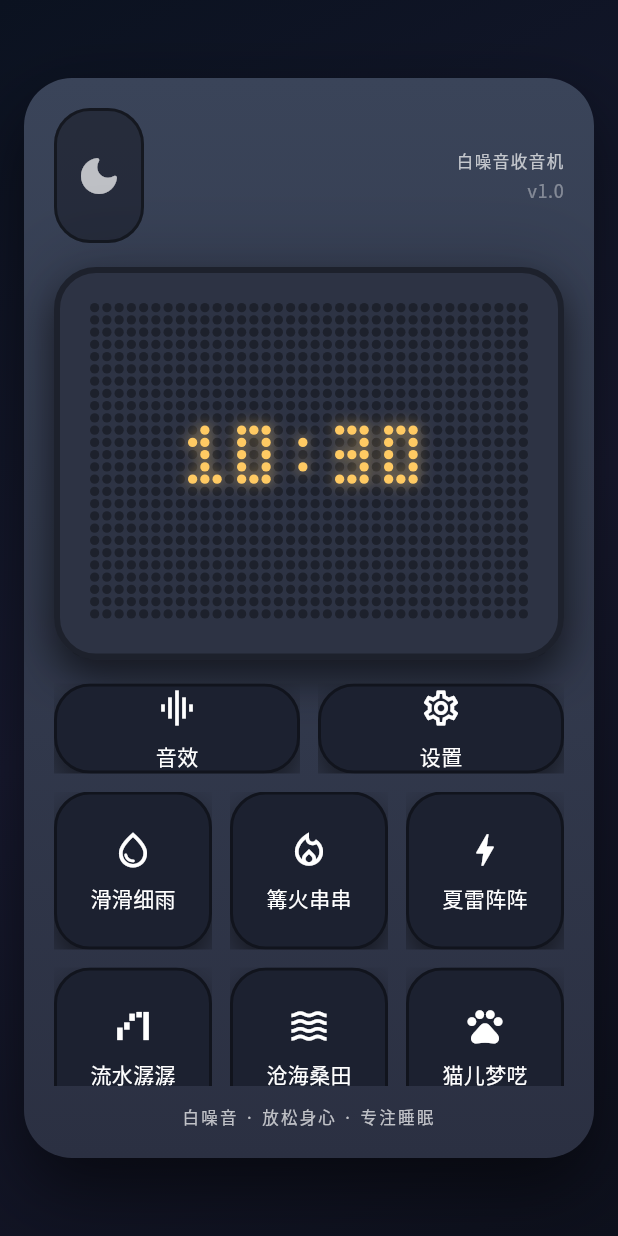
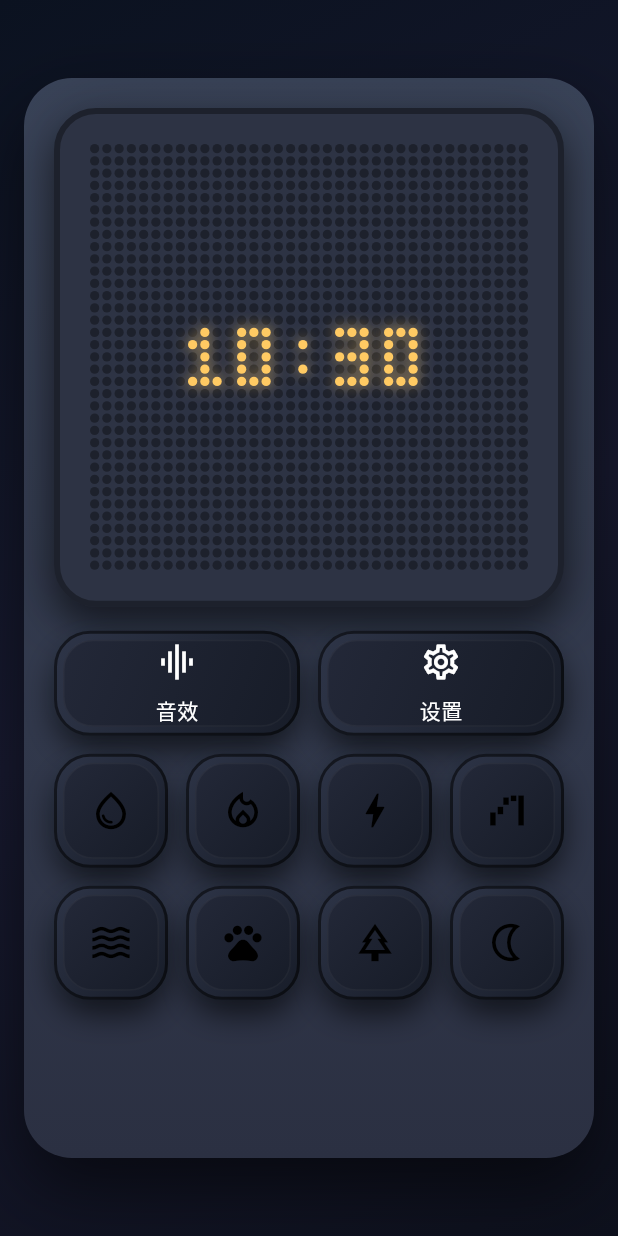
Before and after one commit to Clowrain/sound_box, a Flutter app: the screen it shows after launch, on a phone screen of 412 x 824 dp. Run offline on Flutter 3.47's test engine with Material 3 defaults, Android fonts, the phone set to English and light mode, and no system bars; project files that could hold a hidden picture were left out.

Commit message:
feat: 优化主页布局，移除冗余组件，添加呼吸图标效果

```diff
--- a/lib/features/home/home_page.dart
+++ b/lib/features/home/home_page.dart
@@ -1,6 +1,8 @@
 import 'dart:async';
 
+import 'package:flutter/foundation.dart';
 import 'package:flutter/material.dart';
+import 'package:flutter/scheduler.dart';
 import 'package:provider/provider.dart';
 import 'package:sound_box/app.dart';
 import 'package:sound_box/features/home/widgets/dot_matrix_clock.dart';
@@ -130,8 +132,6 @@ class _PortraitLayout extends StatelessWidget {
     return Column(
       crossAxisAlignment: CrossAxisAlignment.stretch,
       children: [
-        _Header(theme: theme),
-        const SizedBox(height: 16),
         Expanded(
           child: Column(
             children: [
@@ -145,15 +145,6 @@ class _PortraitLayout extends StatelessWidget {
                   sounds: featuredSounds,
                   fallback: fallbackIcons,
                 ),
-              ),
-              const SizedBox(height: 12),
-              Text(
-                '白噪音 · 放松身心 · 专注睡眠',
-                style: theme.textTheme.labelSmall?.copyWith(
-                  color: Colors.white70,
-                  letterSpacing: 1.5,
-                ),
-                textAlign: TextAlign.center,
               ),
             ],
           ),
@@ -197,11 +188,6 @@ class _LandscapeLayout extends StatelessWidget {
                 children: [
                   _SidePill(
                     height: pillHeight,
-                    child: Icon(Icons.dark_mode_rounded, color: Colors.white70),
-                  ),
-                  const SizedBox(height: gap),
-                  _SidePill(
-                    height: pillHeight,
                     onTap: onPrimaryAction,
                     child: const Icon(
                       Icons.graphic_eq,
@@ -224,31 +210,8 @@ class _LandscapeLayout extends StatelessWidget {
           child: Column(
             mainAxisAlignment: MainAxisAlignment.center,
             children: [
-              Text(
-                '白噪音收音机',
-                style: theme.textTheme.labelLarge?.copyWith(
-                  color: Colors.white70,
-                  letterSpacing: 2,
-                ),
-              ),
-              const SizedBox(height: 4),
-              Text(
-                'v1.0',
-                style: theme.textTheme.bodySmall?.copyWith(
-                  color: Colors.white38,
-                ),
-              ),
-              const SizedBox(height: 16),
               Expanded(
                 child: _DisplaySurface(now: now, minRows: 10, minColumns: 28),
-              ),
-              const SizedBox(height: 16),
-              Text(
-                '白噪音 · 放松身心 · 专注睡眠',
-                style: theme.textTheme.labelSmall?.copyWith(
-                  color: Colors.white60,
-                  letterSpacing: 1.5,
-                ),
               ),
             ],
           ),
@@ -260,43 +223,6 @@ class _LandscapeLayout extends StatelessWidget {
             fallback: fallbackIcons,
             crossAxisCount: 2,
           ),
-        ),
-      ],
-    );
-  }
-}
-
-class _Header extends StatelessWidget {
-  const _Header({required this.theme});
-
-  final ThemeData theme;
-
-  @override
-  Widget build(BuildContext context) {
-    return Row(
-      mainAxisAlignment: MainAxisAlignment.spaceBetween,
-      children: [
-        _SidePill(
-          width: 60,
-          height: 90,
-          child: Icon(Icons.dark_mode_rounded, color: Colors.white70, size: 32),
-        ),
-        Column(
-          crossAxisAlignment: CrossAxisAlignment.end,
-          children: [
-            Text(
-              '白噪音收音机',
-              style: theme.textTheme.labelSmall?.copyWith(
-                color: Colors.white70,
-                letterSpacing: 1,
-              ),
-            ),
-            const SizedBox(height: 4),
-            Text(
-              'v1.0',
-              style: theme.textTheme.bodySmall?.copyWith(color: Colors.white38),
-            ),
-          ],
         ),
       ],
     );
@@ -385,43 +311,40 @@ class _QuickSoundGrid extends StatelessWidget {
 
   @override
   Widget build(BuildContext context) {
-    final entries = sounds.isEmpty
-        ? fallback.map((icon) => _QuickSoundEntry(icon: icon)).toList()
-        : sounds
-              .map(
-                (sound) =>
-                    _QuickSoundEntry(icon: sound.icon, label: sound.label),
-              )
-              .toList();
+    final icons = sounds.isEmpty
+        ? fallback
+        : sounds.map((sound) => sound.icon).toList();
+
+    return LayoutBuilder(
+      builder: (context, constraints) {
+        const targetSize = 72.0;
+        const gap = 12.0;
+        final availableWidth = constraints.maxWidth.isFinite
+            ? constraints.maxWidth
+            : 320.0;
+        final computedCrossAxisCount = (availableWidth / (targetSize + gap))
+            .floor()
+            .clamp(crossAxisCount, 6);
 
         return GridView.count(
-      crossAxisCount: crossAxisCount,
+          crossAxisCount: computedCrossAxisCount,
           physics: const NeverScrollableScrollPhysics(),
           childAspectRatio: 1,
-      mainAxisSpacing: 12,
-      crossAxisSpacing: 12,
-      children: entries
+          mainAxisSpacing: gap,
+          crossAxisSpacing: gap,
+          children: icons
               .map(
-            (entry) => _SquareButton(
-              iconOnly: entry.label == null,
-              icon: entry.icon,
-              label: entry.label,
-              onTap: () {},
-            ),
+                (icon) =>
+                    _SquareButton(iconOnly: true, icon: icon, onTap: () {}),
               )
               .toList(),
+        );
+      },
     );
   }
 }
 
-class _QuickSoundEntry {
-  const _QuickSoundEntry({required this.icon, this.label});
-
-  final IconData icon;
-  final String? label;
-}
-
-class _SquareButton extends StatelessWidget {
+class _SquareButton extends StatefulWidget {
   const _SquareButton({
     this.icon,
     this.label,
@@ -435,44 +358,157 @@ class _SquareButton extends StatelessWidget {
   final VoidCallback? onTap;
 
   @override
+  State<_SquareButton> createState() => _SquareButtonState();
+}
+
+class _SquareButtonState extends State<_SquareButton> {
+  static final _GlobalBreathTicker _breathSignal = _GlobalBreathTicker.instance;
+  VoidCallback? _breathListener;
+  bool _isPressed = false;
+  bool _isActive = false;
+  double _breathValue = 0;
+
+  @override
+  void initState() {
+    super.initState();
+    _breathValue = _breathSignal.value;
+    _breathListener = () {
+      if (!_isActive) return;
+      setState(() {
+        _breathValue = _breathSignal.value;
+      });
+    };
+    _breathSignal.addListener(_breathListener!);
+  }
+
+  @override
+  void dispose() {
+    if (_breathListener != null) {
+      _breathSignal.removeListener(_breathListener!);
+    }
+    super.dispose();
+  }
+
+  void _handleTap() {
+    if (widget.iconOnly) {
+      setState(() {
+        _isActive = !_isActive;
+        _breathValue = _breathSignal.value;
+      });
+    }
+    widget.onTap?.call();
+  }
+
+  void _handleTapDown(TapDownDetails _) {
+    setState(() => _isPressed = true);
+  }
+
+  void _handleTapEnd([TapUpDetails? _]) {
+    if (_isPressed) {
+      setState(() => _isPressed = false);
+    }
+  }
+
+  Color _iconColor(double glowStrength) {
+    if (!widget.iconOnly) {
+      return Colors.white;
+    }
+    if (!_isActive) {
+      return Colors.black;
+    }
+    const glow = Color(0xFFFFF4C9);
+    return Color.lerp(Colors.black, glow, glowStrength.clamp(0, 1)) ??
+        Colors.black;
+  }
+
+  @override
   Widget build(BuildContext context) {
     final theme = Theme.of(context);
+    final double glowStrength = widget.iconOnly && _isActive ? _breathValue : 0;
+    final iconColor = _iconColor(glowStrength);
+    final bool showText = !widget.iconOnly && widget.label != null;
+    final double elevation = _isPressed ? 4 : 10;
+
     return Material(
       color: Colors.transparent,
       child: InkWell(
-        onTap: onTap,
+        onTap: _handleTap,
+        onTapDown: _handleTapDown,
+        onTapCancel: _handleTapEnd,
+        onTapUp: _handleTapEnd,
         borderRadius: BorderRadius.circular(24),
-        child: Ink(
+        splashColor: Colors.transparent,
+        highlightColor: Colors.transparent,
+        child: AnimatedContainer(
+          duration: const Duration(milliseconds: 160),
+          curve: Curves.easeOut,
+          transform: Matrix4.translationValues(0, _isPressed ? 2 : 0, 0),
           decoration: BoxDecoration(
-            color: const Color(0xFF1C2130),
             borderRadius: BorderRadius.circular(24),
+            gradient: const LinearGradient(
+              begin: Alignment.topLeft,
+              end: Alignment.bottomRight,
+              colors: [Color(0xFF2E3548), Color(0xFF171C28)],
+            ),
             border: Border.all(
-              color: Colors.black.withValues(alpha: 0.4),
+              color: Colors.black.withValues(alpha: 0.55),
               width: 2,
             ),
-            boxShadow: const [
+            boxShadow: [
               BoxShadow(
-                color: Colors.black54,
-                blurRadius: 18,
-                offset: Offset(0, 10),
+                color: Colors.black.withValues(alpha: 0.7),
+                offset: Offset(0, elevation),
+                blurRadius: elevation * 1.8,
+                spreadRadius: -2,
+              ),
+              BoxShadow(
+                color: const Color(0x3329394D),
+                offset: const Offset(-2, -2),
+                blurRadius: 8,
               ),
             ],
           ),
+          child: Container(
+            margin: const EdgeInsets.all(4),
+            decoration: BoxDecoration(
+              borderRadius: BorderRadius.circular(20),
+              gradient: LinearGradient(
+                begin: Alignment.topLeft,
+                end: Alignment.bottomRight,
+                colors: _isPressed
+                    ? const [Color(0xFF1A1F2C), Color(0xFF131722)]
+                    : const [Color(0xFF232838), Color(0xFF171C28)],
+              ),
+              border: Border.all(color: Colors.white.withOpacity(0.04)),
+            ),
             child: Center(
-            child: iconOnly
-                ? Icon(icon, color: Colors.white, size: 28)
+              child: widget.iconOnly
+                  ? _BreathingIcon(
+                      icon: widget.icon,
+                      color: iconColor,
+                      size: 30,
+                      intensity: glowStrength,
+                    )
                   : Column(
                       mainAxisAlignment: MainAxisAlignment.center,
                       children: [
-                      Icon(icon, color: Colors.white, size: 28),
+                        _BreathingIcon(
+                          icon: widget.icon,
+                          color: iconColor,
+                          size: 28,
+                          intensity: glowStrength,
+                        ),
+                        if (showText) ...[
                           const SizedBox(height: 8),
                           Text(
-                        label ?? '',
+                            widget.label ?? '',
                             style: theme.textTheme.bodyMedium?.copyWith(
                               color: Colors.white,
                             ),
                           ),
                         ],
+                      ],
+                    ),
             ),
           ),
         ),
@@ -513,3 +549,78 @@ class _SidePill extends StatelessWidget {
     );
   }
 }
+
+class _BreathingIcon extends StatelessWidget {
+  const _BreathingIcon({
+    required this.icon,
+    required this.color,
+    required this.size,
+    required this.intensity,
+  });
+
+  final IconData? icon;
+  final Color color;
+  final double size;
+  final double intensity;
+
+  @override
+  Widget build(BuildContext context) {
+    final double glow = intensity.clamp(0, 1);
+    final double blur = 8 + 12 * glow;
+    final double spread = 0.5 + 2 * glow;
+    final double hazeSize = size;
+    final Color hazeColor = const Color(
+      0xFFFFF4C9,
+    ).withOpacity(0.05 + 0.25 * glow);
+
+    return Stack(
+      alignment: Alignment.center,
+      children: [
+        if (glow > 0)
+          Container(
+            width: hazeSize,
+            height: hazeSize,
+            decoration: BoxDecoration(
+              shape: BoxShape.circle,
+              boxShadow: [
+                BoxShadow(
+                  color: hazeColor,
+                  blurRadius: blur,
+                  spreadRadius: spread,
+                ),
+              ],
+              gradient: RadialGradient(
+                colors: [
+                  hazeColor,
+                  hazeColor.withOpacity(0.04),
+                  Colors.transparent,
+                ],
+                stops: const [0, 0.85, 1],
+              ),
+            ),
+          ),
+        Icon(icon, color: color, size: size),
+      ],
+    );
+  }
+}
+
+class _GlobalBreathTicker extends ChangeNotifier {
+  _GlobalBreathTicker._() {
+    _ticker = Ticker(_handleTick)..start();
+  }
+
+  static final _GlobalBreathTicker instance = _GlobalBreathTicker._();
+
+  static const int _periodMs = 2400;
+  late final Ticker _ticker;
+  double value = 0;
+
+  void _handleTick(Duration elapsed) {
+    final int ms = elapsed.inMilliseconds % _periodMs;
+    final double progress = ms / _periodMs;
+    final double mirrored = progress <= 0.5 ? progress * 2 : (1 - progress) * 2;
+    value = Curves.easeInOut.transform(mirrored);
+    notifyListeners();
+  }
+}
```
Lines whose indentation alone changed are shown as unchanged.
